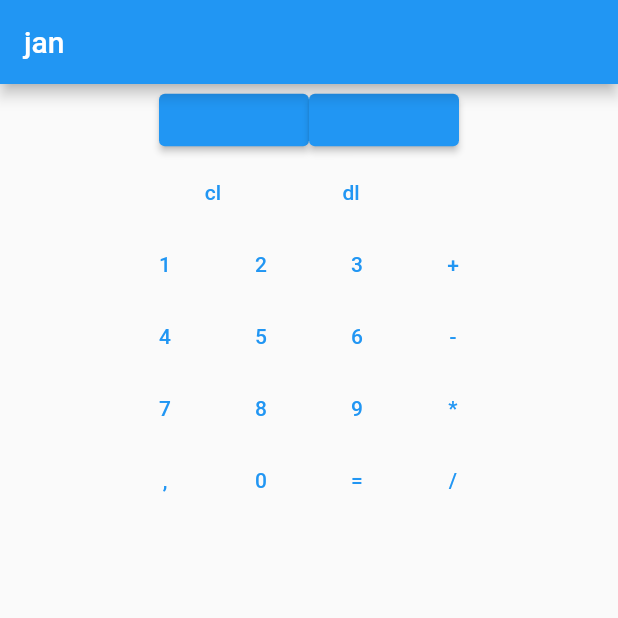
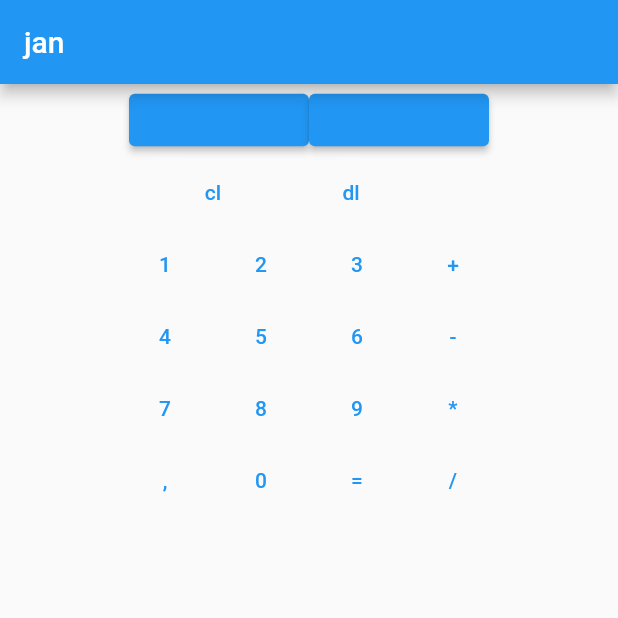
Before and after one commit to Kacp-R/kalk, a Flutter app: the screen it shows after launch, on a phone screen of 412 x 824 dp, the top half of it. Run offline on Flutter 3.47's test engine with Material 2 defaults, Android fonts, the phone set to English and light mode, and no system bars.

Commit message:
Changed styling

```diff
--- a/lib/main.dart
+++ b/lib/main.dart
@@ -37,8 +37,8 @@ class _MyAppState extends State<MyApp> {
             mainAxisAlignment: MainAxisAlignment.center,
 
             children: [
-              ElevatedButton(onPressed: ()=> copy(1), child: Text('$_secondS'), style: ElevatedButton.styleFrom(minimumSize: Size(100, 35)),),
-              ElevatedButton(onPressed: ()=> copy(0), child: Text('$_firstS'), style: ElevatedButton.styleFrom(minimumSize: Size(100, 35)),),
+              ElevatedButton(onPressed: ()=> copy(1), child: Text('$_secondS'), style: ElevatedButton.styleFrom(minimumSize: Size(120, 35)),),
+              ElevatedButton(onPressed: ()=> copy(0), child: Text('$_firstS'), style: ElevatedButton.styleFrom(minimumSize: Size(120, 35)),),
             ],
           ),
           Column(
```
